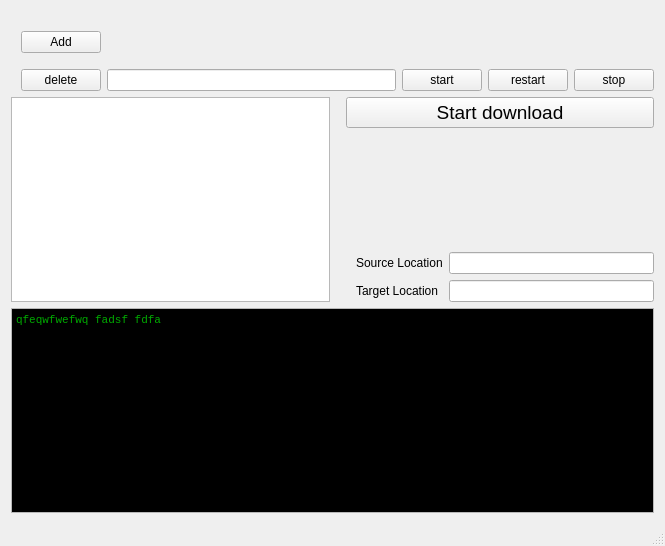
Above: TrayBuild/traybuild.ui from anteastra/TrayBuild before the change. Below: the same form after it.
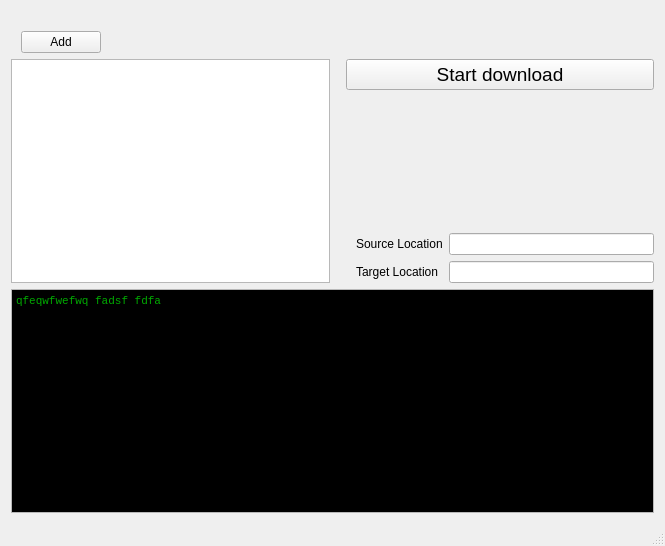
That is the form after the change.

Commit message: add availability to add and remove widgets for entities

```diff
--- a/TrayBuild/traybuild.ui
+++ b/TrayBuild/traybuild.ui
@@ -53,47 +53,6 @@
         </item>
        </layout>
       </item>
-      <item>
-       <layout class="QHBoxLayout" name="horizontalLayout_2">
-        <property name="leftMargin">
-         <number>10</number>
-        </property>
-        <property name="topMargin">
-         <number>10</number>
-        </property>
-        <item>
-         <widget class="QPushButton" name="pushButton_5">
-          <property name="text">
-           <string>delete</string>
-          </property>
-         </widget>
-        </item>
-        <item>
-         <widget class="QLineEdit" name="lineEdit"/>
-        </item>
-        <item>
-         <widget class="QPushButton" name="pushButton_3">
-          <property name="text">
-           <string>start</string>
-          </property>
-         </widget>
-        </item>
-        <item>
-         <widget class="QPushButton" name="pushButton_4">
-          <property name="text">
-           <string>restart</string>
-          </property>
-         </widget>
-        </item>
-        <item>
-         <widget class="QPushButton" name="pushButton_2">
-          <property name="text">
-           <string>stop</string>
-          </property>
-         </widget>
-        </item>
-       </layout>
-      </item>
      </layout>
     </item>
     <item>
```
The commit also changes 7 other files.
